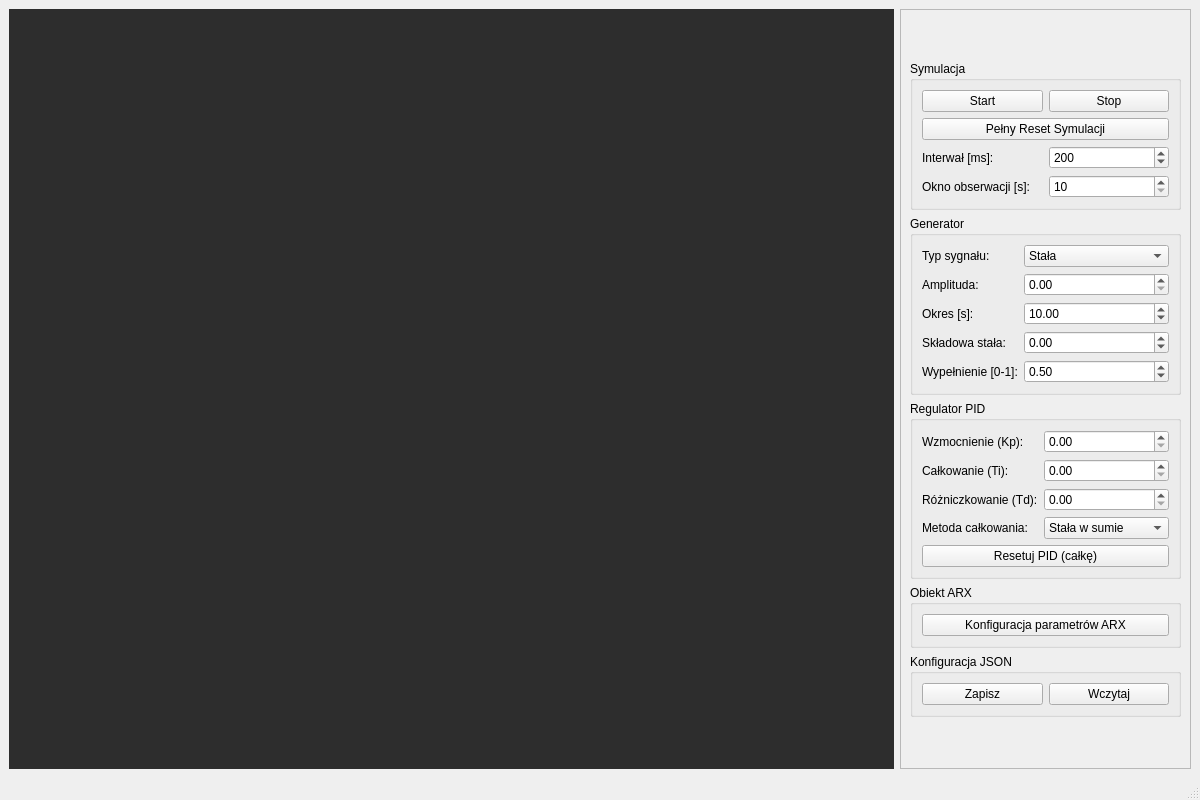
arturz562/UAR_sem4, file W_PREZENTACJI/mainwindow.ui: the form before one commit.
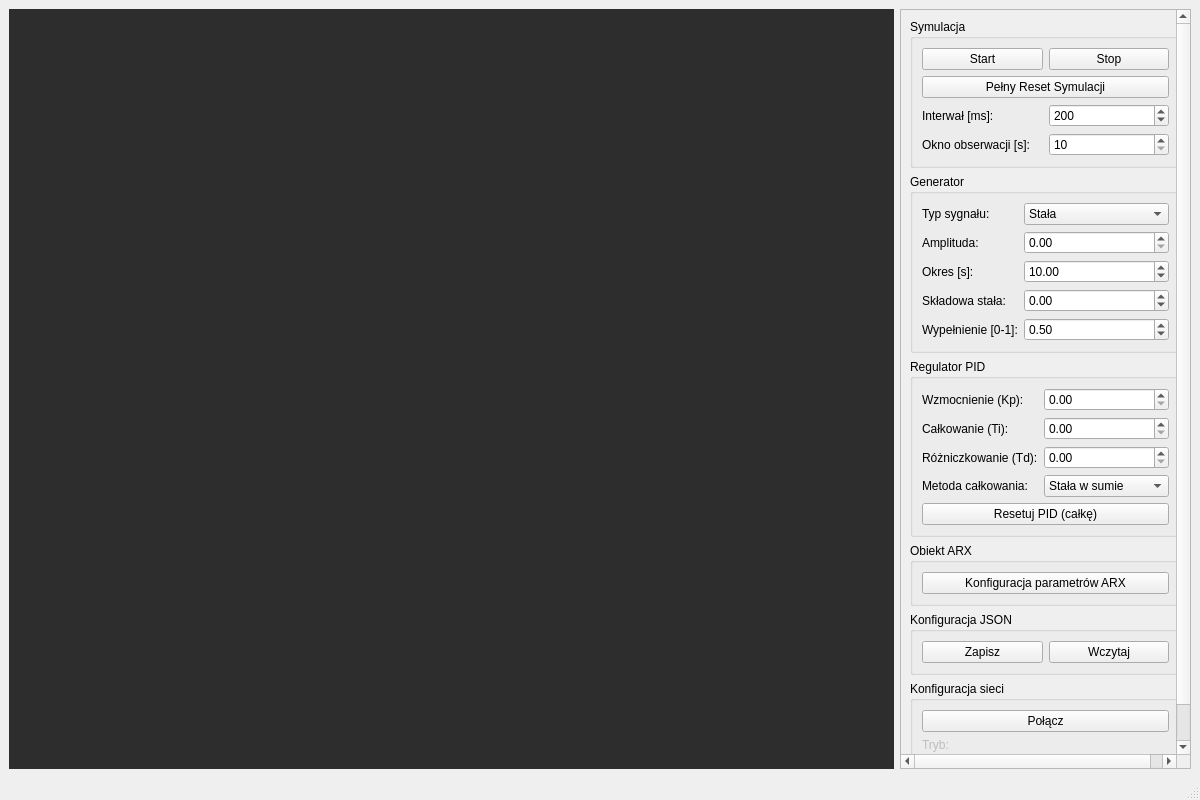
The form after the commit.

Patch:
```diff
--- a/W_PREZENTACJI/mainwindow.ui
+++ b/W_PREZENTACJI/mainwindow.ui
@@ -55,9 +55,9 @@
        <property name="geometry">
         <rect>
          <x>0</x>
-         <y>0</y>
-         <width>278</width>
-         <height>764</height>
+         <y>-79</y>
+         <width>276</width>
+         <height>845</height>
         </rect>
        </property>
        <layout class="QVBoxLayout" name="verticalLayout_Controls">
@@ -377,6 +377,56 @@
           </layout>
          </widget>
         </item>
+        <item>
+         <widget class="QGroupBox" name="groupBox_Siec">
+          <property name="title">
+           <string>Konfiguracja sieci</string>
+          </property>
+          <layout class="QGridLayout" name="gridLayout_2">
+           <item row="2" column="0">
+            <widget class="QLabel" name="label_2">
+             <property name="enabled">
+              <bool>false</bool>
+             </property>
+             <property name="text">
+              <string>Tryb:</string>
+             </property>
+            </widget>
+           </item>
+           <item row="2" column="1">
+            <widget class="QLabel" name="labelTryb">
+             <property name="text">
+              <string/>
+             </property>
+            </widget>
+           </item>
+           <item row="0" column="0" colspan="2">
+            <widget class="QPushButton" name="pushPolaczSiec">
+             <property name="text">
+              <string>Połącz</string>
+             </property>
+            </widget>
+           </item>
+           <item row="3" column="0">
+            <widget class="QLabel" name="labelPolaczono">
+             <property name="enabled">
+              <bool>false</bool>
+             </property>
+             <property name="text">
+              <string>Oczekuje na połączenie...</string>
+             </property>
+            </widget>
+           </item>
+           <item row="3" column="1">
+            <widget class="QLabel" name="labelIP">
+             <property name="text">
+              <string/>
+             </property>
+            </widget>
+           </item>
+          </layout>
+         </widget>
+        </item>
         <item>
          <spacer name="verticalSpacer">
           <property name="orientation">
```
